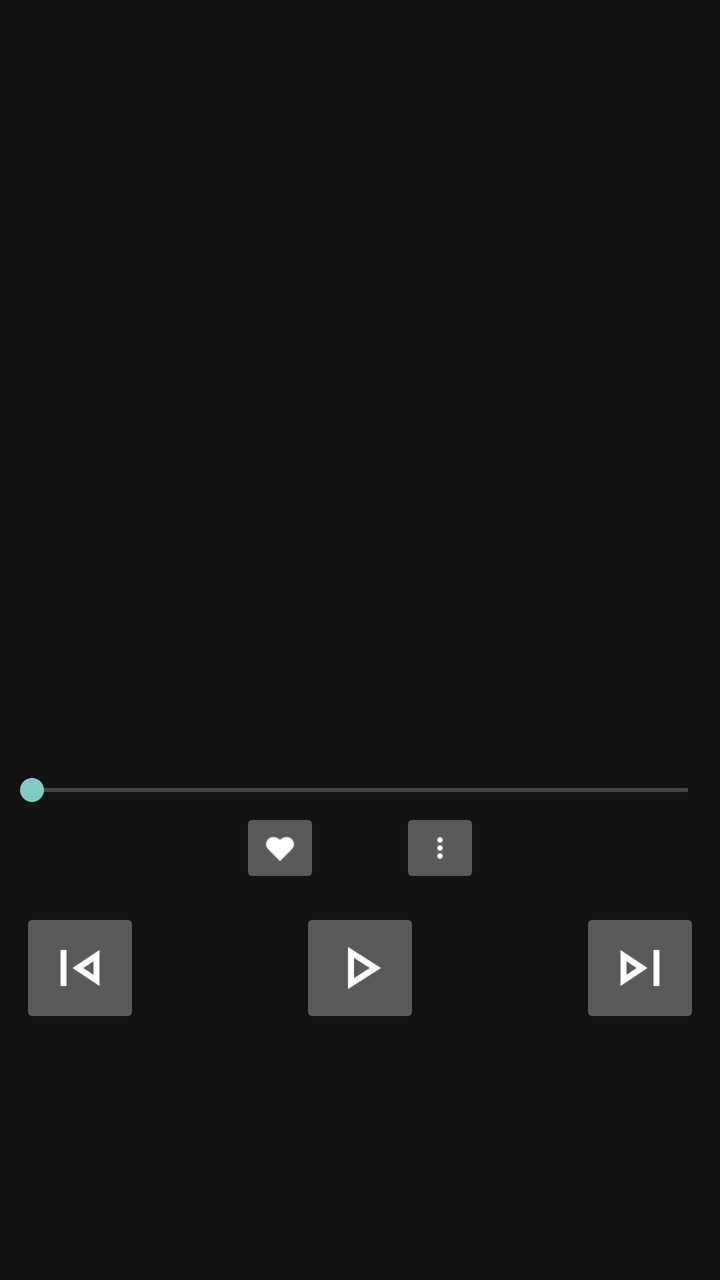
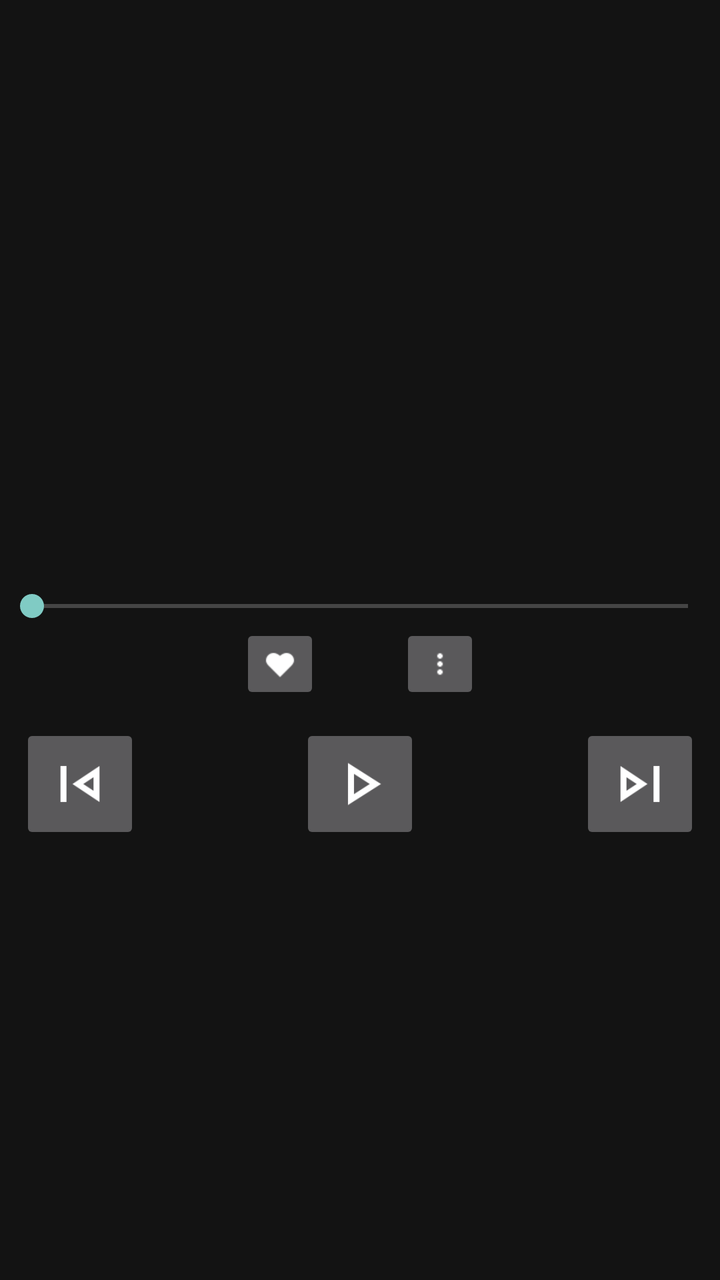

Compare the two renders of this Android layout. The source of the first and the diff that turns it into the second are given below.
<!-- AndroidManifest.xml: application theme Theme.AppCompat.NoActionBar -->
<!-- res/layout/activity_playmusic.xml -->
<?xml version="1.0" encoding="UTF-8"?>
<LinearLayout xmlns:android="http://schemas.android.com/apk/res/android"
    android:id="@+id/layoutPrincipal"
    android:layout_width="match_parent"
    android:layout_height="match_parent"
    android:orientation="vertical"
    android:background="#131313">
    <FrameLayout
        android:id="@+id/layout_Song"
        android:layout_width="match_parent"
        android:layout_height="0dp"
        android:layout_weight="1"
        android:gravity="center_horizontal">
        <LinearLayout
            android:layout_width="match_parent"
            android:layout_height="540dp"
            android:orientation="vertical"
            android:gravity="center_horizontal">
        
            <ImageView
                android:id="@+id/img_Song"
                android:layout_width="250dp"
                android:layout_height="250dp"
                android:layout_marginTop="50dp"/>
            <TextView
                android:id="@+id/txt_nombreCancion"
                android:layout_width="match_parent"
                android:layout_height="wrap_content"
                android:textStyle="bold"
                android:textSize="20sp"
                android:layout_margin="10dp"
                android:textAlignment="center"/>

            <TextView 
                android:id="@+id/txt_nameArtist"
                android:layout_width="match_parent"
                android:layout_height="wrap_content"
                android:layout_margin="10dp"
                android:textAlignment="center"/>
            <SeekBar
                android:id="@+id/seekBar"
                android:layout_width="match_parent"
                android:layout_height="wrap_content" /> 

            <LinearLayout
                android:layout_width="match_parent"
                android:layout_height="wrap_content"
                android:orientation="horizontal">
                <View
                    android:layout_width="0dp"
                    android:layout_height="40dp"
                    android:layout_weight="1"/>
                <ImageButton
                    android:id="@+id/favoriteSong"
                    android:layout_width="40dp"
                    android:layout_height="40dp"
                    android:scaleType="fitCenter"
                    android:src="@drawable/ic_favorite"/>
                <View
                    android:layout_width="40dp"
                    android:layout_height="40dp"
                    android:layout_weight="0"/>
                <ImageButton
                    android:id="@+id/mas"
                    android:layout_width="40dp"
                    android:layout_height="40dp"
                    android:scaleType="fitCenter"
                    android:src="@drawable/ic_more"/>
                <View
                    android:layout_width="0dp"
                    android:layout_height="40dp"
                    android:layout_weight="1"/>
            </LinearLayout>
            <LinearLayout
                android:layout_width="match_parent"
                android:layout_height="wrap_content"
                android:orientation="horizontal"
                android:layout_margin="10dp">
                <ImageButton
                    android:id="@+id/skip_previous"
                    android:layout_width="60dp"
                    android:layout_height="60dp"
                    android:scaleType="fitCenter"
                    android:src="@drawable/ic_skip_previous"/>
                <View
                    android:layout_width="0dp"
                    android:layout_height="wrap_content"
                    android:layout_weight="1"/>
                <ImageButton
                    android:id="@+id/play_music"
                    android:layout_width="60dp"
                    android:layout_height="60dp"
                    android:scaleType="fitCenter"
                    android:src="@drawable/ic_play_music"/>
                <View
                    android:layout_width="0dp"
                    android:layout_height="wrap_content"
                    android:layout_weight="1"/>
                <ImageButton
                    android:id="@+id/skip_next"
                    android:layout_width="60dp"
                    android:layout_height="60dp"
                    android:scaleType="fitCenter"
                    android:src="@drawable/ic_skip_next"/>
            </LinearLayout>
        </LinearLayout>
    </FrameLayout>
    
</LinearLayout>
<!-- resources referenced by this layout -->
<resources>
  <!-- drawable ic_favorite: png bitmap (drawable, 326 bytes) -->
  <!-- drawable ic_more: png bitmap (drawable, 167 bytes) -->
  <!-- drawable ic_play_music: png bitmap (drawable, 968 bytes) -->
  <!-- drawable ic_skip_next: png bitmap (drawable, 775 bytes) -->
  <!-- drawable ic_skip_previous: png bitmap (drawable, 824 bytes) -->
</resources>

<!-- the commit's change to res/layout/activity_playmusic.xml (unified diff, before → after) -->
@@ -10,18 +10,16 @@
         android:layout_width="match_parent"
         android:layout_height="0dp"
         android:layout_weight="1"
-        android:gravity="center_horizontal">
+        android:gravity="center">
         <LinearLayout
             android:layout_width="match_parent"
-            android:layout_height="540dp"
+            android:layout_height="wrap_content"
             android:orientation="vertical"
-            android:gravity="center_horizontal">
-        
+            android:layout_gravity="center">
             <ImageView
                 android:id="@+id/img_Song"
-                android:layout_width="250dp"
-                android:layout_height="250dp"
-                android:layout_marginTop="50dp"/>
+                android:layout_width="match_parent"
+                android:layout_height="wrap_content"/> 
             <TextView
                 android:id="@+id/txt_nombreCancion"
                 android:layout_width="match_parent"
@@ -44,7 +42,7 @@
 
             <LinearLayout
                 android:layout_width="match_parent"
-                android:layout_height="wrap_content"
+                android:layout_height="match_parent"
                 android:orientation="horizontal">
                 <View
                     android:layout_width="0dp"
@@ -73,7 +71,7 @@
             </LinearLayout>
             <LinearLayout
                 android:layout_width="match_parent"
-                android:layout_height="wrap_content"
+                android:layout_height="match_parent"
                 android:orientation="horizontal"
                 android:layout_margin="10dp">
                 <ImageButton
@@ -84,7 +82,7 @@
                     android:src="@drawable/ic_skip_previous"/>
                 <View
                     android:layout_width="0dp"
-                    android:layout_height="wrap_content"
+                    android:layout_height="60dp"
                     android:layout_weight="1"/>
                 <ImageButton
                     android:id="@+id/play_music"
@@ -94,7 +92,7 @@
                     android:src="@drawable/ic_play_music"/>
                 <View
                     android:layout_width="0dp"
-                    android:layout_height="wrap_content"
+                    android:layout_height="60dp"
                     android:layout_weight="1"/>
                 <ImageButton
                     android:id="@+id/skip_next"
